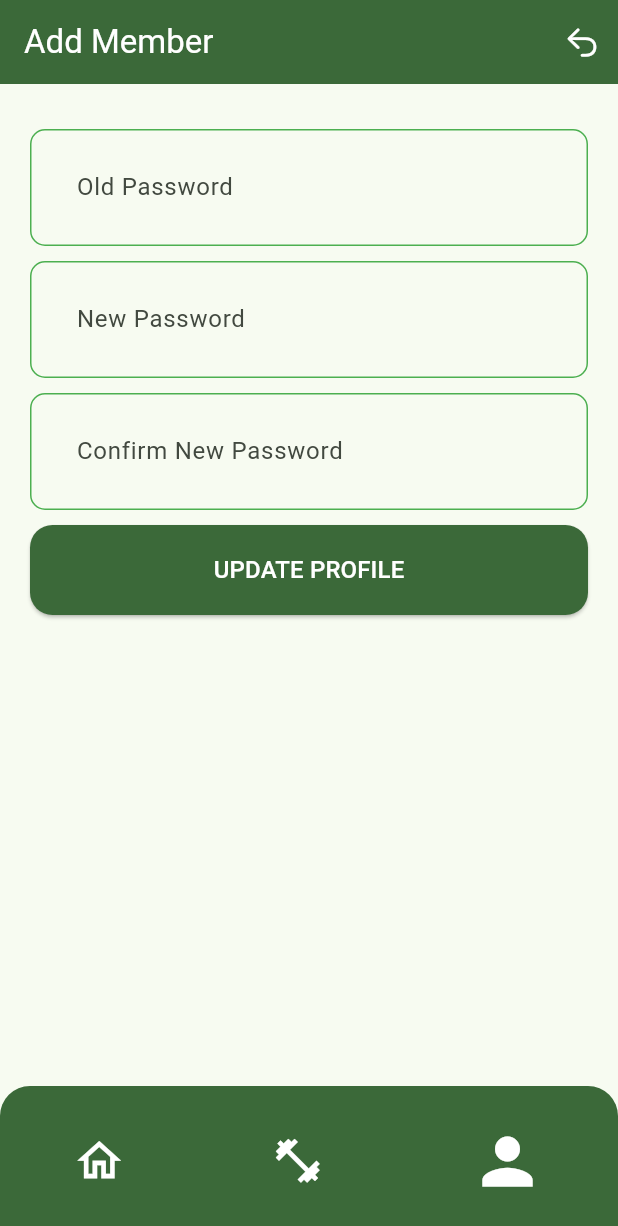
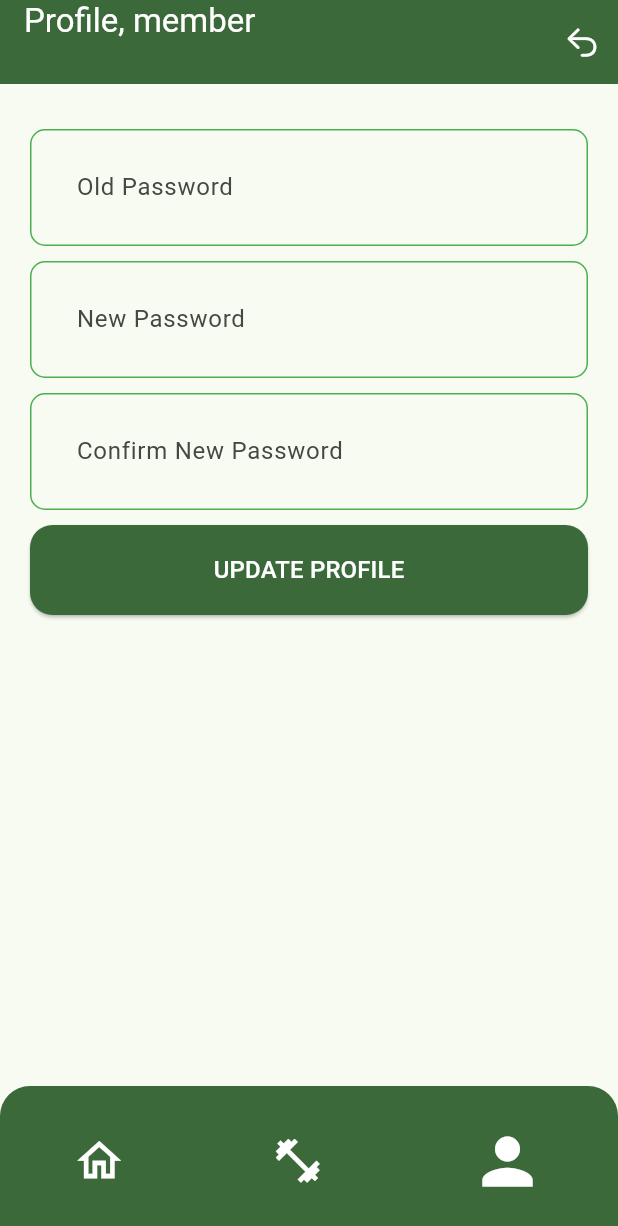
Before and after one commit to neal-boylan/gymgo, a Flutter app: the screen it shows once a user with an empty profile is signed in, item 2 of the bottom bar chosen, after a tap on the "person" icon, on a phone screen of 412 x 824 dp. Shown: the top 1226 px of the screen. Run offline on Flutter 3.47's test engine with Material 3 defaults, Android fonts, the phone set to English and light mode, and no system bars; our stand-ins replace cloud_firestore, email_validator, firebase_auth, firebase_core, fluttertoast, google_fonts and 1 more; missing offline and left inert: firebase_ui_auth; accounts and stored records are empty; generated files the repository leaves out were written again; Roboto replaces fonts that are missing (Cera Pro).

Commit message:
Added member cards and member list page

```diff
--- a/lib/pages/home_page.dart
+++ b/lib/pages/home_page.dart
@@ -3,6 +3,7 @@ import 'package:firebase_auth/firebase_auth.dart';
 import 'package:flutter/cupertino.dart';
 import 'package:flutter/material.dart';
 import 'package:gymgo/pages/admin/add_new_member.dart';
+import 'package:gymgo/pages/member_list.dart';
 import 'package:gymgo/pages/user_profile.dart';
 
 import '../services/auth_service.dart';
@@ -22,7 +23,7 @@ class _MyHomePageState extends State<MyHomePage> {
   DateTime currentDate = DateTime.now();
   int pageIndex = 0;
   final String? userId = FirebaseAuth.instance.currentUser!.uid;
-  // final String? userEmail = FirebaseAuth.instance.currentUser!.email;
+  final String? userEmail = FirebaseAuth.instance.currentUser!.email;
   final members = FirebaseFirestore.instance.collection("members");
   bool _member = true;
   bool _coach = true;
@@ -58,6 +59,7 @@ class _MyHomePageState extends State<MyHomePage> {
       member: false,
       coach: false,
     ),
+    const MemberList(),
     const AddNewMember(),
   ];
 
@@ -66,6 +68,7 @@ class _MyHomePageState extends State<MyHomePage> {
       member: false,
       coach: true,
     ),
+    const MemberList(),
     const UserProfile(),
   ];
 
@@ -163,6 +166,43 @@ class _MyHomePageState extends State<MyHomePage> {
     queryValues();
   }
 
+  String _getAppBarTitle(int page) {
+    if (_member) {
+      switch (page) {
+        case 0:
+          return "Home, member\n$userEmail";
+        case 1:
+          return "Workouts, member\n$userEmail";
+        case 2:
+          return "Profile, member\n$userEmail";
+        default:
+          return "Flutter App, member\n$userEmail";
+      }
+    } else if (_coach) {
+      switch (page) {
+        case 0:
+          return "Home, coach\n$userEmail";
+        case 1:
+          return "Member List, coach\n$userEmail";
+        case 2:
+          return "Profile, coach\n$userEmail";
+        default:
+          return "Flutter App, coach\n$userEmail";
+      }
+    } else {
+      switch (page) {
+        case 0:
+          return "Home, admin\n$userEmail";
+        case 1:
+          return "Add New Member, admin\n$userEmail";
+        case 2:
+          return "Member List, admin\n$userEmail";
+        default:
+          return "Flutter App, admin\n$userEmail";
+      }
+    }
+  }
+
   @override
   Widget build(BuildContext context) {
     return Scaffold(
@@ -170,8 +210,7 @@ class _MyHomePageState extends State<MyHomePage> {
         foregroundColor: Colors.white,
         backgroundColor: Theme.of(context).colorScheme.primary,
         automaticallyImplyLeading: false,
-        title:
-            pageIndex == 0 ? const Text('Classes') : const Text('Add Member'),
+        title: Text(_getAppBarTitle(pageIndex)),
         actions: [
           IconButton(
             onPressed: () async {
@@ -332,6 +371,25 @@ class _MyHomePageState extends State<MyHomePage> {
                                 size: 35,
                               ),
                       ),
+                      IconButton(
+                        enableFeedback: false,
+                        onPressed: () {
+                          setState(() {
+                            pageIndex = 2;
+                          });
+                        },
+                        icon: pageIndex == 2
+                            ? const Icon(
+                                Icons.person,
+                                color: Colors.white,
+                                size: 35,
+                              )
+                            : const Icon(
+                                Icons.person_outlined,
+                                color: Colors.white,
+                                size: 35,
+                              ),
+                      ),
                     ],
                   ),
                 )
@@ -385,6 +443,25 @@ class _MyHomePageState extends State<MyHomePage> {
                                 size: 35,
                               ),
                       ),
+                      IconButton(
+                        enableFeedback: false,
+                        onPressed: () {
+                          setState(() {
+                            pageIndex = 2;
+                          });
+                        },
+                        icon: pageIndex == 2
+                            ? const Icon(
+                                Icons.person,
+                                color: Colors.white,
+                                size: 35,
+                              )
+                            : const Icon(
+                                Icons.person_outlined,
+                                color: Colors.white,
+                                size: 35,
+                              ),
+                      ),
                     ],
                   ),
                 ),
```
Also changed, not shown: lib/pages/member_list.dart (added, +79 -0 lines), lib/widgets/member_card.dart (added, +54 -0 lines).
